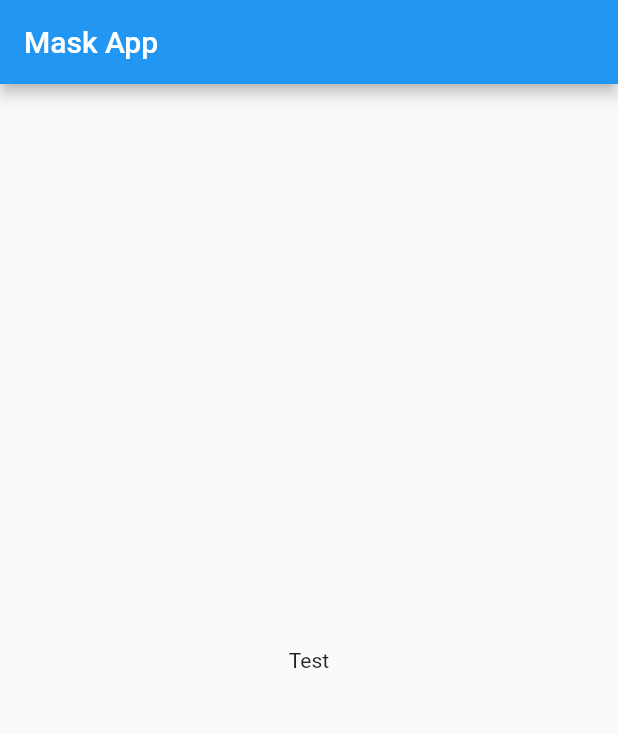
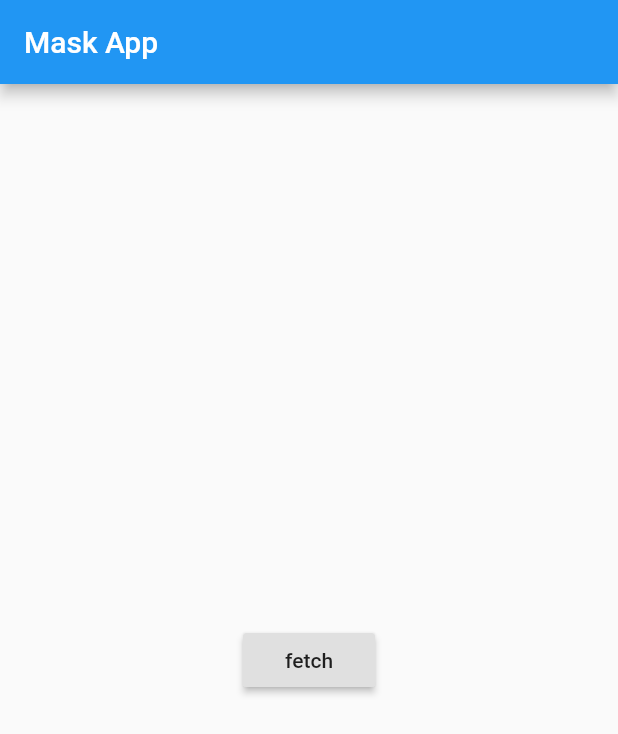
Before and after one commit to Junghun0/flutter_mask_app, a Flutter app: the screen it shows after launch, on a phone screen of 412 x 824 dp. Shown: the top 734 px of the screen. Run offline on Flutter 3.47's test engine with Material 2 defaults, Android fonts, the phone set to English and light mode, and no system bars.

```diff
--- a/lib/main.dart
+++ b/lib/main.dart
@@ -1,4 +1,5 @@
 import 'package:flutter/material.dart';
+import 'package:http/http.dart' as http;
 
 void main() => runApp(MyApp());
 
@@ -22,12 +23,26 @@ class MyHomePage extends StatefulWidget {
 }
 
 class _MyHomePageState extends State<MyHomePage> {
+  Future fetch() async {
+    var url =
+        'https://8oi9s0nnth.apigw.ntruss.com/corona19-masks/v1/storesByGeo/json?lat=37.266389&lng=126.999333&m=1000';
+    var response = await http.get(url);
+    print('Response status: ${response.statusCode}');
+    print('Response body: ${response.body}');
+  }
+
   @override
   Widget build(BuildContext context) {
     return Scaffold(
-      appBar: AppBar(title: Text('Mask App'),),
+      appBar: AppBar(
+        title: Text('Mask App'),
+      ),
       body: Center(
-        child: Text('Test'),
+        child: RaisedButton(
+          onPressed: () {
+            fetch();
+          },child: Text('fetch'),
+        ),
       ),
     );
   }
--- a/pubspec.yaml
+++ b/pubspec.yaml
@@ -23,6 +23,7 @@ dependencies:
   # The following adds the Cupertino Icons font to your application.
   # Use with the CupertinoIcons class for iOS style icons.
   cupertino_icons: ^0.1.2
+  http: ^0.12.1
 
 dev_dependencies:
   flutter_test:
```
Also changed, not shown: pubspec.lock.
